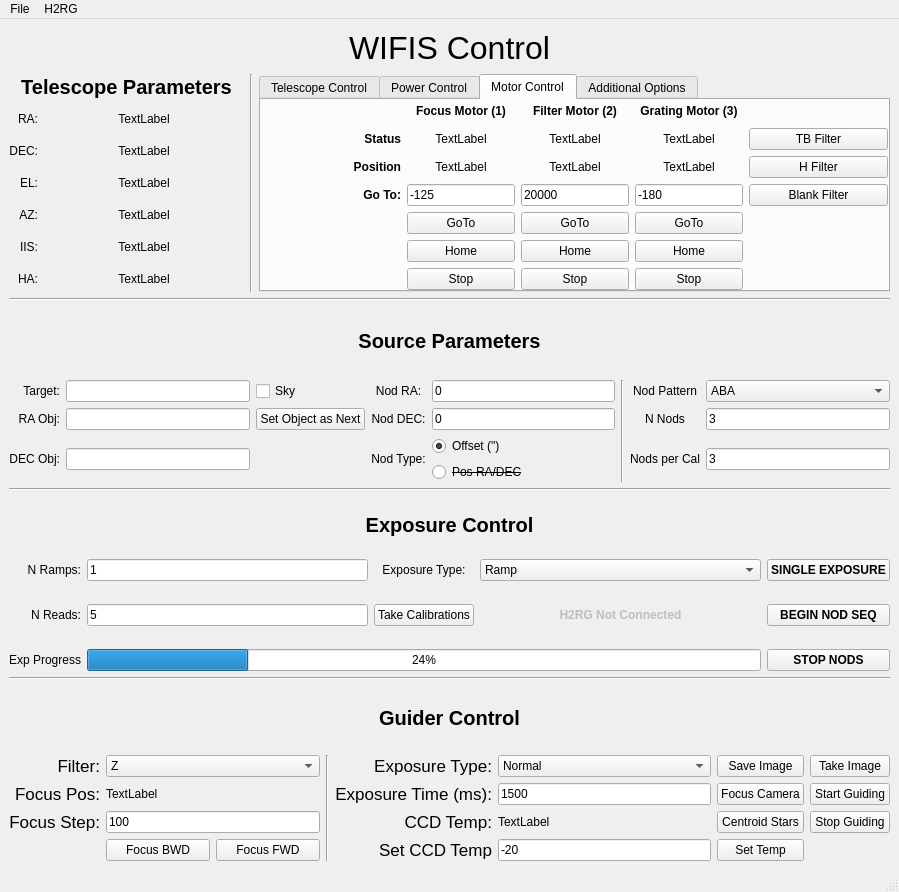
Above: WIFIS.ui from WIFIS-Team/controlcode-new before the change. Below: the same form after it.
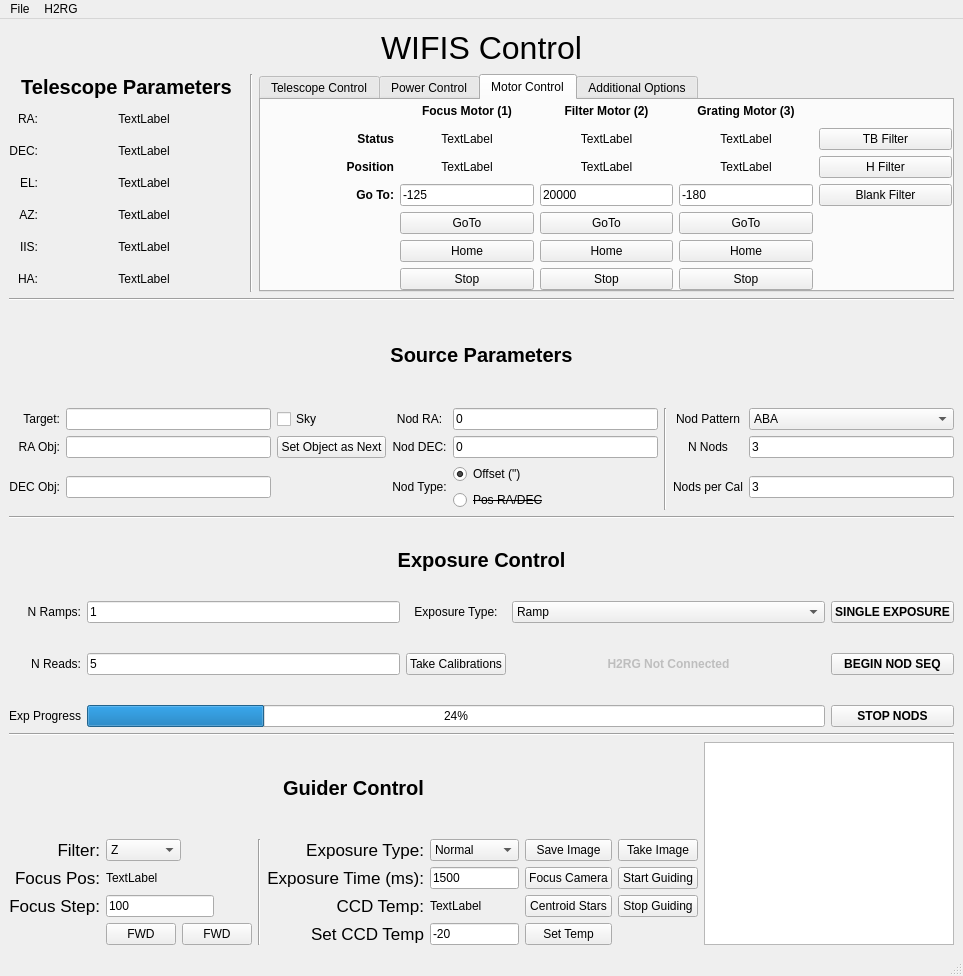
That is the form after the change. The open tabs and pages were chosen to show the change.

The edit to the form file:
```diff
--- a/WIFIS.ui
+++ b/WIFIS.ui
@@ -6,12 +6,12 @@
    <rect>
     <x>0</x>
     <y>0</y>
-    <width>899</width>
-    <height>892</height>
+    <width>963</width>
+    <height>976</height>
    </rect>
   </property>
   <property name="sizePolicy">
-   <sizepolicy hsizetype="Preferred" vsizetype="Maximum">
+   <sizepolicy hsizetype="Expanding" vsizetype="Maximum">
     <horstretch>0</horstretch>
     <verstretch>0</verstretch>
    </sizepolicy>
@@ -26,6 +26,12 @@
    <string>MainWindow</string>
   </property>
   <widget class="QWidget" name="centralwidget">
+   <property name="sizePolicy">
+    <sizepolicy hsizetype="Expanding" vsizetype="Preferred">
+     <horstretch>0</horstretch>
+     <verstretch>0</verstretch>
+    </sizepolicy>
+   </property>
    <layout class="QGridLayout" name="gridLayout_4">
     <item row="0" column="1">
      <layout class="QGridLayout" name="gridLayout_10">
@@ -293,7 +299,7 @@
         <item>
          <widget class="QTabWidget" name="tabWidget">
           <property name="sizePolicy">
-           <sizepolicy hsizetype="MinimumExpanding" vsizetype="Expanding">
+           <sizepolicy hsizetype="Expanding" vsizetype="Expanding">
             <horstretch>0</horstretch>
             <verstretch>0</verstretch>
            </sizepolicy>
@@ -674,6 +680,12 @@
              <layout class="QGridLayout" name="gridLayout_11">
               <item row="2" column="0">
                <widget class="QLabel" name="label_42">
+                <property name="sizePolicy">
+                 <sizepolicy hsizetype="Expanding" vsizetype="Preferred">
+                  <horstretch>0</horstretch>
+                  <verstretch>0</verstretch>
+                 </sizepolicy>
+                </property>
                 <property name="font">
                  <font>
                   <weight>75</weight>
@@ -690,6 +702,12 @@
               </item>
               <item row="1" column="4">
                <widget class="QPushButton" name="TBButton">
+                <property name="sizePolicy">
+                 <sizepolicy hsizetype="Expanding" vsizetype="Fixed">
+                  <horstretch>0</horstretch>
+                  <verstretch>0</verstretch>
+                 </sizepolicy>
+                </property>
                 <property name="text">
                  <string>TB Filter</string>
                 </property>
@@ -698,7 +716,7 @@
               <item row="4" column="1">
                <widget class="QPushButton" name="FocusGoTo">
                 <property name="sizePolicy">
-                 <sizepolicy hsizetype="Maximum" vsizetype="Fixed">
+                 <sizepolicy hsizetype="Expanding" vsizetype="Fixed">
                   <horstretch>0</horstretch>
                   <verstretch>0</verstretch>
                  </sizepolicy>
@@ -716,6 +734,12 @@
               </item>
               <item row="3" column="0">
                <widget class="QLabel" name="label_44">
+                <property name="sizePolicy">
+                 <sizepolicy hsizetype="Expanding" vsizetype="Preferred">
+                  <horstretch>0</horstretch>
+                  <verstretch>0</verstretch>
+                 </sizepolicy>
+                </property>
                 <property name="font">
                  <font>
                   <weight>75</weight>
@@ -733,7 +757,7 @@
               <item row="0" column="1">
                <widget class="QLabel" name="label_39">
                 <property name="sizePolicy">
-                 <sizepolicy hsizetype="Preferred" vsizetype="MinimumExpanding">
+                 <sizepolicy hsizetype="Expanding" vsizetype="MinimumExpanding">
                   <horstretch>0</horstretch>
                   <verstretch>0</verstretch>
                  </sizepolicy>
@@ -761,7 +785,7 @@
               <item row="0" column="2">
                <widget class="QLabel" name="label_40">
                 <property name="sizePolicy">
-                 <sizepolicy hsizetype="Preferred" vsizetype="MinimumExpanding">
+                 <sizepolicy hsizetype="Expanding" vsizetype="MinimumExpanding">
                   <horstretch>0</horstretch>
                   <verstretch>0</verstretch>
                  </sizepolicy>
@@ -788,6 +812,12 @@
               </item>
               <item row="1" column="0">
                <widget class="QLabel" name="label_43">
+                <property name="sizePolicy">
+                 <sizepolicy hsizetype="Expanding" vsizetype="Preferred">
+                  <horstretch>0</horstretch>
+                  <verstretch>0</verstretch>
+                 </sizepolicy>
+                </property>
                 <property name="font">
                  <font>
                   <weight>75</weight>
@@ -804,6 +834,12 @@
               </item>
               <item row="2" column="4">
                <widget class="QPushButton" name="HButton">
+                <property name="sizePolicy">
+                 <sizepolicy hsizetype="Expanding" vsizetype="Fixed">
+                  <horstretch>0</horstretch>
+                  <verstretch>0</verstretch>
+                 </sizepolicy>
+                </property>
                 <property name="text">
                  <string>H Filter</string>
                 </property>
@@ -811,6 +847,12 @@
               </item>
               <item row="3" column="4">
                <widget class="QPushButton" name="BlankButton">
+                <property name="sizePolicy">
+                 <sizepolicy hsizetype="Expanding" vsizetype="Fixed">
+                  <horstretch>0</horstretch>
+                  <verstretch>0</verstretch>
+                 </sizepolicy>
+                </property>
                 <property name="text">
                  <string>Blank Filter</string>
                 </property>
@@ -819,7 +861,7 @@
               <item row="0" column="3">
                <widget class="QLabel" name="label_41">
                 <property name="sizePolicy">
-                 <sizepolicy hsizetype="Preferred" vsizetype="MinimumExpanding">
+                 <sizepolicy hsizetype="Expanding" vsizetype="MinimumExpanding">
                   <horstretch>0</horstretch>
                   <verstretch>0</verstretch>
                  </sizepolicy>
@@ -847,7 +889,7 @@
               <item row="5" column="1">
                <widget class="QPushButton" name="FocusHome">
                 <property name="sizePolicy">
-                 <sizepolicy hsizetype="Maximum" vsizetype="Fixed">
+                 <sizepolicy hsizetype="Expanding" vsizetype="Fixed">
                   <horstretch>0</horstretch>
                   <verstretch>0</verstretch>
                  </sizepolicy>
@@ -866,7 +908,7 @@
               <item row="4" column="2">
                <widget class="QPushButton" name="FilterGoTo">
                 <property name="sizePolicy">
-                 <sizepolicy hsizetype="Maximum" vsizetype="Fixed">
+                 <sizepolicy hsizetype="Expanding" vsizetype="Fixed">
                   <horstretch>0</horstretch>
                   <verstretch>0</verstretch>
                  </sizepolicy>
@@ -885,7 +927,7 @@
               <item row="5" column="2">
                <widget class="QPushButton" name="FilterHome">
                 <property name="sizePolicy">
-                 <sizepolicy hsizetype="Maximum" vsizetype="Fixed">
+                 <sizepolicy hsizetype="Expanding" vsizetype="Fixed">
                   <horstretch>0</horstretch>
                   <verstretch>0</verstretch>
                  </sizepolicy>
@@ -904,7 +946,7 @@
               <item row="4" column="3">
                <widget class="QPushButton" name="GratingGoTo">
                 <property name="sizePolicy">
-                 <sizepolicy hsizetype="Maximum" vsizetype="Fixed">
+                 <sizepolicy hsizetype="Expanding" vsizetype="Fixed">
                   <horstretch>0</horstretch>
                   <verstretch>0</verstretch>
                  </sizepolicy>
@@ -923,7 +965,7 @@
               <item row="5" column="3">
                <widget class="QPushButton" name="GratingHome">
                 <property name="sizePolicy">
-                 <sizepolicy hsizetype="Maximum" vsizetype="Fixed">
+                 <sizepolicy hsizetype="Expanding" vsizetype="Fixed">
                   <horstretch>0</horstretch>
                   <verstretch>0</verstretch>
                  </sizepolicy>
@@ -942,7 +984,7 @@
               <item row="6" column="1">
                <widget class="QPushButton" name="FocusStop">
                 <property name="sizePolicy">
-                 <sizepolicy hsizetype="Maximum" vsizetype="Fixed">
+                 <sizepolicy hsizetype="Expanding" vsizetype="Fixed">
                   <horstretch>0</horstretch>
                   <verstretch>0</verstretch>
                  </sizepolicy>
@@ -961,7 +1003,7 @@
               <item row="6" column="2">
                <widget class="QPushButton" name="FilterStop">
                 <property name="sizePolicy">
-                 <sizepolicy hsizetype="Maximum" vsizetype="Fixed">
+                 <sizepolicy hsizetype="Expanding" vsizetype="Fixed">
                   <horstretch>0</horstretch>
                   <verstretch>0</verstretch>
                  </sizepolicy>
@@ -980,7 +1022,7 @@
               <item row="6" column="3">
                <widget class="QPushButton" name="GratingStop">
                 <property name="sizePolicy">
-                 <sizepolicy hsizetype="Maximum" vsizetype="Fixed">
+                 <sizepolicy hsizetype="Expanding" vsizetype="Fixed">
                   <horstretch>0</horstretch>
                   <verstretch>0</verstretch>
                  </sizepolicy>
@@ -999,7 +1041,7 @@
               <item row="3" column="1">
                <widget class="QLineEdit" name="FocusStep">
                 <property name="sizePolicy">
-                 <sizepolicy hsizetype="Maximum" vsizetype="Fixed">
+                 <sizepolicy hsizetype="Expanding" vsizetype="Fixed">
                   <horstretch>0</horstretch>
                   <verstretch>0</verstretch>
                  </sizepolicy>
@@ -1012,7 +1054,7 @@
               <item row="3" column="2">
                <widget class="QLineEdit" name="FilterStep">
                 <property name="sizePolicy">
-                 <sizepolicy hsizetype="Maximum" vsizetype="Fixed">
+                 <sizepolicy hsizetype="Expanding" vsizetype="Fixed">
                   <horstretch>0</horstretch>
                   <verstretch>0</verstretch>
                  </sizepolicy>
@@ -1025,7 +1067,7 @@
               <item row="3" column="3">
                <widget class="QLineEdit" name="GratingStep">
                 <property name="sizePolicy">
-                 <sizepolicy hsizetype="Maximum" vsizetype="Fixed">
+                 <sizepolicy hsizetype="Expanding" vsizetype="Fixed">
                   <horstretch>0</horstretch>
                   <verstretch>0</verstretch>
                  </sizepolicy>
@@ -1037,6 +1079,12 @@
               </item>
               <item row="1" column="1">
                <widget class="QLabel" name="FocusStatus">
+                <property name="sizePolicy">
+                 <sizepolicy hsizetype="Expanding" vsizetype="Preferred">
+                  <horstretch>0</horstretch>
+                  <verstretch>0</verstretch>
+                 </sizepolicy>
+                </property>
                 <property name="text">
                  <string>TextLabel</string>
                 </property>
@@ -1047,6 +1095,12 @@
               </item>
               <item row="2" column="1">
                <widget class="QLabel" name="FocusPosition">
+                <property name="sizePolicy">
+                 <sizepolicy hsizetype="Expanding" vsizetype="Preferred">
+                  <horstretch>0</horstretch>
+                  <verstretch>0</verstretch>
+                 </sizepolicy>
+                </property>
                 <property name="text">
                  <string>TextLabel</string>
                 </property>
@@ -1057,6 +1111,12 @@
               </item>
               <item row="1" column="2">
                <widget class="QLabel" name="FilterStatus">
+                <property name="sizePolicy">
+                 <sizepolicy hsizetype="Expanding" vsizetype="Preferred">
+                  <horstretch>0</horstretch>
+                  <verstretch>0</verstretch>
+                 </sizepolicy>
+                </property>
                 <property name="text">
                  <string>TextLabel</string>
                 </property>
@@ -1067,6 +1127,12 @@
               </item>
               <item row="2" column="2">
                <widget class="QLabel" name="FilterPosition">
+                <property name="sizePolicy">
+                 <sizepolicy hsizetype="Expanding" vsizetype="Preferred">
+                  <horstretch>0</horstretch>
+                  <verstretch>0</verstretch>
+                 </sizepolicy>
+                </property>
                 <property name="text">
                  <string>TextLabel</string>
                 </property>
@@ -1077,6 +1143,12 @@
               </item>
               <item row="1" column="3">
                <widget class="QLabel" name="GratingStatus">
+                <property name="sizePolicy">
+                 <sizepolicy hsizetype="Expanding" vsizetype="Preferred">
+                  <horstretch>0</horstretch>
+                  <verstretch>0</verstretch>
+                 </sizepolicy>
+                </property>
                 <property name="text">
                  <string>TextLabel</string>
                 </property>
@@ -1087,6 +1159,12 @@
               </item>
               <item row="2" column="3">
                <widget class="QLabel" name="GratingPosition">
+                <property name="sizePolicy">
+                 <sizepolicy hsizetype="Expanding" vsizetype="Preferred">
+                  <horstretch>0</horstretch>
+                  <verstretch>0</verstretch>
+                 </sizepolicy>
+                </property>
                 <property name="text">
                  <string>TextLabel</string>
                 </property>
@@ -1131,7 +1209,7 @@
       <item row="0" column="0">
        <widget class="QLabel" name="label">
         <property name="sizePolicy">
-         <sizepolicy hsizetype="Preferred" vsizetype="MinimumExpanding">
+         <sizepolicy hsizetype="Expanding" vsizetype="MinimumExpanding">
           <horstretch>0</horstretch>
           <verstretch>0</verstretch>
          </sizepolicy>
@@ -1169,7 +1247,7 @@
        </widget>
       </item>
       <item row="7" column="0">
-       <layout class="QGridLayout" name="gridLayout_6" columnstretch="0,0,0,0,0,0,0,0">
+       <layout class="QGridLayout" name="gridLayout_6" columnstretch="0,0,0,0,0,0,0,0,0">
         <item row="3" column="6">
          <widget class="QPushButton" name="SaveImageButton">
           <property name="text">
@@ -1278,8 +1356,21 @@
           </property>
          </widget>
         </item>
+        <item row="4" column="5">
+         <widget class="QLineEdit" name="ExpTime">
+          <property name="text">
+           <string>1500</string>
+          </property>
+         </widget>
+        </item>
         <item row="5" column="2">
          <widget class="QLineEdit" name="FocStep">
+          <property name="sizePolicy">
+           <sizepolicy hsizetype="Maximum" vsizetype="Fixed">
+            <horstretch>0</horstretch>
+            <verstretch>0</verstretch>
+           </sizepolicy>
+          </property>
           <property name="text">
            <string>100</string>
           </property>
@@ -1289,15 +1380,51 @@
          <layout class="QHBoxLayout" name="horizontalLayout">
           <item>
            <widget class="QPushButton" name="BKWButton">
+            <property name="sizePolicy">
+             <sizepolicy hsizetype="Maximum" vsizetype="Fixed">
+              <horstretch>0</horstretch>
+              <verstretch>0</verstretch>
+             </sizepolicy>
+            </property>
+            <property name="minimumSize">
+             <size>
+              <width>30</width>
+              <height>0</height>
+             </size>
+            </property>
+            <property name="maximumSize">
+             <size>
+              <width>100</width>
+              <height>16777215</height>
+             </size>
+            </property>
             <property name="text">
-             <string>Focus BWD</string>
+             <string>FWD</string>
             </property>
            </widget>
           </item>
           <item>
            <widget class="QPushButton" name="FWDButton">
+            <property name="sizePolicy">
+             <sizepolicy hsizetype="Maximum" vsizetype="Fixed">
+              <horstretch>0</horstretch>
+              <verstretch>0</verstretch>
+             </sizepolicy>
+            </property>
+            <property name="minimumSize">
+             <size>
+              <width>30</width>
+              <height>0</height>
+             </size>
+            </property>
+            <property name="maximumSize">
+             <size>
+              <width>100</width>
+              <height>16777215</height>
+             </size>
+            </property>
             <property name="text">
-             <string>Focus FWD</string>
+             <string>FWD</string>
             </property>
            </widget>
           </item>
@@ -1327,7 +1454,7 @@
         <item row="4" column="2">
          <widget class="QLabel" name="FocPosition">
           <property name="sizePolicy">
-           <sizepolicy hsizetype="Expanding" vsizetype="Maximum">
+           <sizepolicy hsizetype="Maximum" vsizetype="Maximum">
             <horstretch>0</horstretch>
             <verstretch>0</verstretch>
            </sizepolicy>
@@ -1340,7 +1467,7 @@
         <item row="3" column="2">
          <widget class="QComboBox" name="FilterVal">
           <property name="sizePolicy">
-           <sizepolicy hsizetype="Expanding" vsizetype="Fixed">
+           <sizepolicy hsizetype="Maximum" vsizetype="Fixed">
             <horstretch>0</horstretch>
             <verstretch>0</verstretch>
            </sizepolicy>
@@ -1468,42 +1595,6 @@
           </property>
          </widget>
         </item>
-        <item row="2" column="1" colspan="7">
-         <widget class="QLabel" name="label_29">
-          <property name="sizePolicy">
-           <sizepolicy hsizetype="Preferred" vsizetype="MinimumExpanding">
-            <horstretch>0</horstretch>
-            <verstretch>0</verstretch>
-           </sizepolicy>
-          </property>
-          <property name="minimumSize">
-           <size>
-            <width>0</width>
-            <height>30</height>
-           </size>
-          </property>
-          <property name="font">
-           <font>
-            <pointsize>15</pointsize>
-            <weight>75</weight>
-            <bold>true</bold>
-           </font>
-          </property>
-          <property name="text">
-           <string>Guider Control</string>
-          </property>
-          <property name="alignment">
-           <set>Qt::AlignCenter</set>
-          </property>
-         </widget>
-        </item>
-        <item row="4" column="5">
-         <widget class="QLineEdit" name="ExpTime">
-          <property name="text">
-           <string>1500</string>
-          </property>
-         </widget>
-        </item>
         <item row="6" column="5">
          <widget class="QLineEdit" name="SetTempValue">
           <property name="text">
@@ -1511,6 +1602,51 @@
           </property>
          </widget>
         </item>
+        <item row="2" column="1" colspan="7">
+         <widget class="QLabel" name="label_29">
+          <property name="sizePolicy">
+           <sizepolicy hsizetype="Expanding" vsizetype="MinimumExpanding">
+            <horstretch>0</horstretch>
+            <verstretch>0</verstretch>
+           </sizepolicy>
+          </property>
+          <property name="minimumSize">
+           <size>
+            <width>0</width>
+            <height>30</height>
+           </size>
+          </property>
+          <property name="font">
+           <font>
+            <pointsize>15</pointsize>
+            <weight>75</weight>
+            <bold>true</bold>
+           </font>
+          </property>
+          <property name="text">
+           <string>Guider Control</string>
+          </property>
+          <property name="alignment">
+           <set>Qt::AlignCenter</set>
+          </property>
+         </widget>
+        </item>
+        <item row="2" column="8" rowspan="5">
+         <widget class="QTextEdit" name="GuidingText">
+          <property name="sizePolicy">
+           <sizepolicy hsizetype="MinimumExpanding" vsizetype="MinimumExpanding">
+            <horstretch>0</horstretch>
+            <verstretch>0</verstretch>
+           </sizepolicy>
+          </property>
+          <property name="minimumSize">
+           <size>
+            <width>250</width>
+            <height>0</height>
+           </size>
+          </property>
+         </widget>
+        </item>
        </layout>
       </item>
       <item row="6" column="0">
@@ -1535,7 +1671,7 @@
         <item row="0" column="0" colspan="8">
          <widget class="QLabel" name="label_12">
           <property name="sizePolicy">
-           <sizepolicy hsizetype="Preferred" vsizetype="MinimumExpanding">
+           <sizepolicy hsizetype="Expanding" vsizetype="MinimumExpanding">
             <horstretch>0</horstretch>
             <verstretch>0</verstretch>
            </sizepolicy>
@@ -1656,6 +1792,12 @@
         </item>
         <item row="1" column="7">
          <widget class="QComboBox" name="NodSelection">
+          <property name="sizePolicy">
+           <sizepolicy hsizetype="Expanding" vsizetype="Fixed">
+            <horstretch>0</horstretch>
+            <verstretch>0</verstretch>
+           </sizepolicy>
+          </property>
           <item>
            <property name="text">
             <string>ABA</string>
@@ -1918,7 +2060,7 @@
            <bool>false</bool>
           </property>
           <property name="sizePolicy">
-           <sizepolicy hsizetype="MinimumExpanding" vsizetype="Expanding">
+           <sizepolicy hsizetype="Expanding" vsizetype="Expanding">
             <horstretch>0</horstretch>
             <verstretch>0</verstretch>
            </sizepolicy>
@@ -2013,7 +2155,7 @@
     <rect>
      <x>0</x>
      <y>0</y>
-     <width>899</width>
+     <width>963</width>
      <height>22</height>
     </rect>
    </property>
```
Left out of the diff: 120 changed lines with no effect on the pictures.
